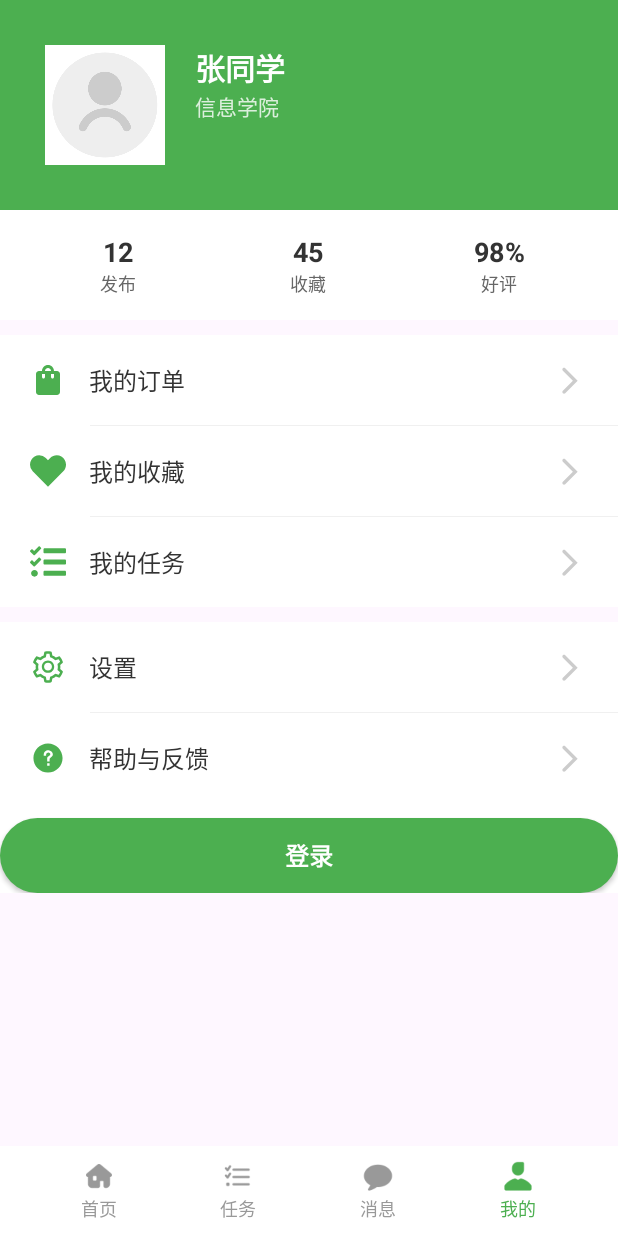
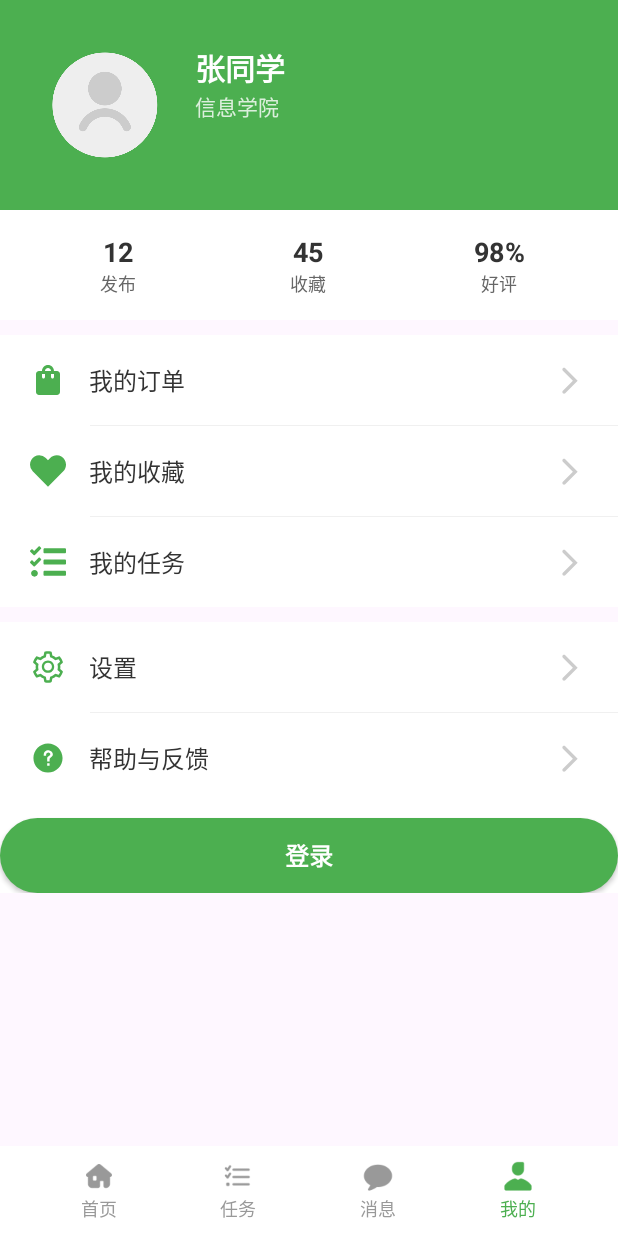
Before and after one commit to MuYang314/school_swap, an Android app: the UserActivity screen opened directly, with no data from a screen before it, on a phone screen of 412 x 824 dp. Run offline under Robolectric (Android 15) with nearby library versions, the phone set to English and light mode, and no system bars.

Commit message:
去除头像背景色

```diff
--- a/app/src/main/res/layout/activity_user.xml
+++ b/app/src/main/res/layout/activity_user.xml
@@ -34,7 +34,6 @@
                     android:layout_width="80dp"
                     android:layout_height="80dp"
                     android:src="@drawable/default_avatar"
-                    android:background="@android:color/white"
                     android:contentDescription="@string/app_name"
                     android:layout_marginEnd="20dp"/>
 
```
